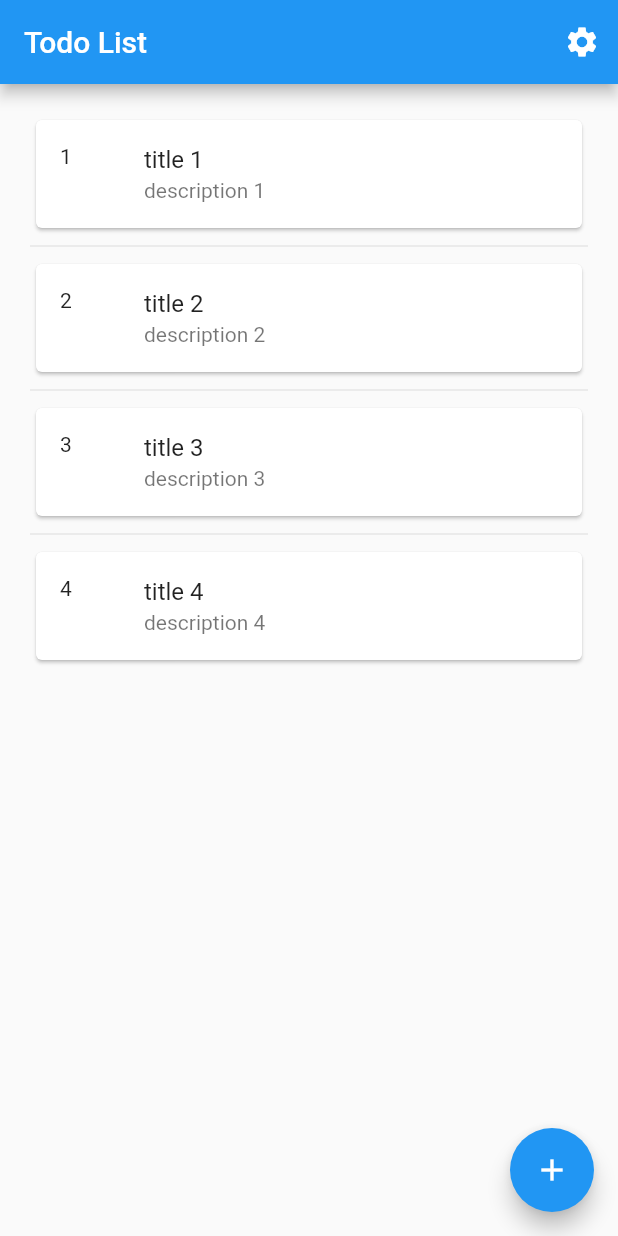
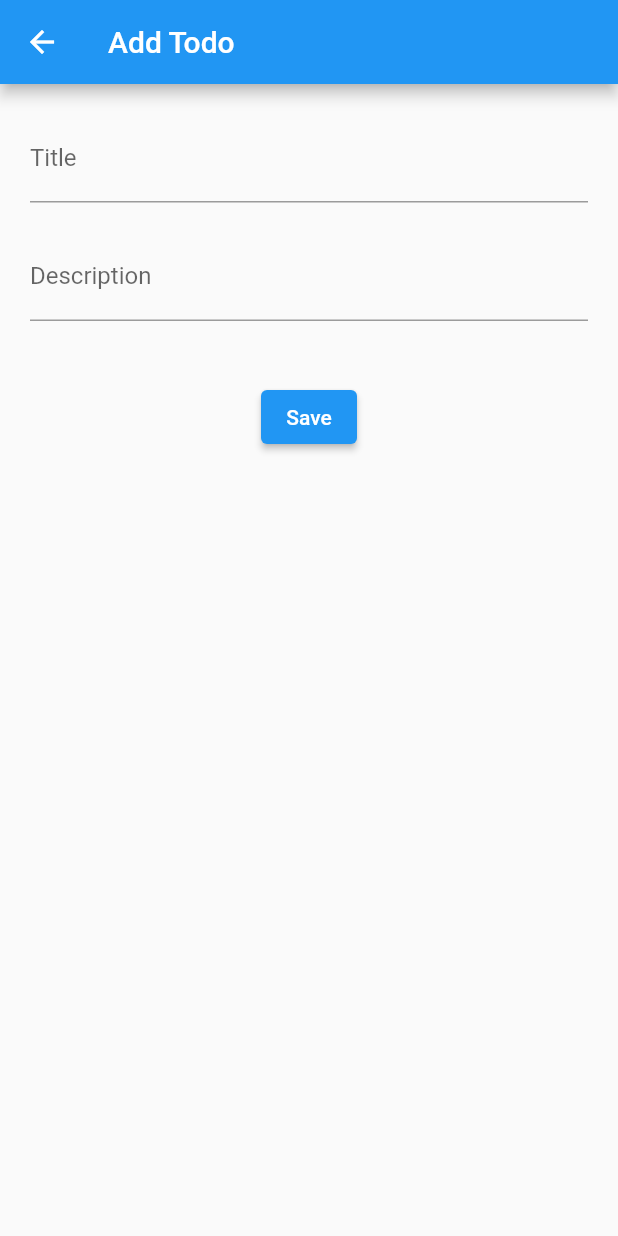
Before and after one commit to sarakisar97/todos_app, a Flutter app: the screen it shows after launch, after a tap on the "add" icon, on a phone screen of 412 x 824 dp. Run offline on Flutter 3.47's test engine with Material 2 defaults, Android fonts, the phone set to English and light mode, and no system bars; our stand-ins replace bloc, flutter_bloc, rxdart.

Commit message:
New features added 2

```diff
--- a/lib/app.dart
+++ b/lib/app.dart
@@ -1,7 +1,7 @@
 import 'package:flutter/material.dart';
 import 'package:flutter_bloc/flutter_bloc.dart';
 import 'package:todos_app/blocs/app_settings_cubit.dart';
-import 'package:todos_app/models/AppSettings.dart';
+import 'package:todos_app/models/app_settings.dart';
 import 'package:todos_app/views/my_home_page.dart';
 
 import 'blocs/todos_cubit.dart';
@@ -15,6 +15,7 @@ class App extends StatelessWidget {
       builder: (context, state) {
         return MaterialApp(
           title: 'Todo App',
+          debugShowCheckedModeBanner: false,
           theme: ThemeData(
             primarySwatch: Colors.blue,
             useMaterial3: state.useMaterial3,
--- a/lib/blocs/app_settings_cubit.dart
+++ b/lib/blocs/app_settings_cubit.dart
@@ -1,7 +1,7 @@
 import 'dart:ui';
 
 import 'package:bloc/bloc.dart';
-import 'package:todos_app/models/AppSettings.dart';
+import 'package:todos_app/models/app_settings.dart';
 
 class AppSettingsCubit extends Cubit<AppSettings>{
   AppSettingsCubit() : super(const AppSettings(false, Brightness.light));
--- a/lib/models/AppSettings.dart
+++ b/lib/models/app_settings.dart
@@ -1,5 +1,6 @@
-import 'dart:ui';
+import 'package:flutter/foundation.dart';
 
+@immutable
 class AppSettings{
   final bool useMaterial3;
   final Brightness themeBrightness;
--- a/lib/models/todo.dart
+++ b/lib/models/todo.dart
@@ -1,4 +1,9 @@
+
+import 'package:flutter/foundation.dart';
+
+@immutable
 class Todo{
+
   final int id;
   final String title;
   final String description;
--- a/lib/views/app_settings_page.dart
+++ b/lib/views/app_settings_page.dart
@@ -1,7 +1,7 @@
 import 'package:flutter/material.dart';
 import 'package:flutter_bloc/flutter_bloc.dart';
 import 'package:todos_app/blocs/app_settings_cubit.dart';
-import 'package:todos_app/models/AppSettings.dart';
+import 'package:todos_app/models/app_settings.dart';
 
 class AppSettingsPage extends StatelessWidget {
   const AppSettingsPage({Key? key}) : super(key: key);
--- a/lib/views/my_home_page.dart
+++ b/lib/views/my_home_page.dart
@@ -1,6 +1,9 @@
 import 'package:flutter/material.dart';
 import 'package:flutter_bloc/flutter_bloc.dart';
+import 'package:todos_app/blocs/search_bloc/search_bloc.dart';
 import 'package:todos_app/views/app_settings_page.dart';
+import 'package:todos_app/views/search_page.dart';
+import 'package:todos_app/views/todo_card_page.dart';
 
 import '../blocs/todos_cubit.dart';
 import '../models/todo.dart';
@@ -13,6 +16,9 @@ class MyHomePage extends StatelessWidget {
     return Scaffold(
       appBar: AppBar(
         title: const Text('Todo List'),
+        leading: IconButton(onPressed: () => Navigator.push(context, MaterialPageRoute(builder: (_) => BlocProvider(
+          create: (_) => SearchBloc(context.read<TodosCubit>().state),
+            child: const SearchPage()))), icon: const Icon(Icons.search),),
         actions: [
           IconButton(onPressed: () => Navigator.push(context, MaterialPageRoute(builder: (_) => const AppSettingsPage())), icon: const Icon(Icons.settings))
         ],
@@ -49,6 +55,11 @@ class MyHomePage extends StatelessWidget {
                         leading: Text(state[index].id.toString()),
                         title: Text(state[index].title),
                         subtitle: Text(state[index].description),
+                        trailing: IconButton(onPressed: () {
+                          Navigator.push(context, MaterialPageRoute(builder: (_) => BlocProvider.value(
+                            value: context.read<TodosCubit>(),
+                              child: TodoCardPage(todo: state[index]))));
+                        }, icon: const Icon(Icons.edit),),
                       ),
                     ),
                   );
@@ -60,7 +71,11 @@ class MyHomePage extends StatelessWidget {
         ),
       ),
       floatingActionButton: FloatingActionButton(
-        onPressed: () => context.read<TodosCubit>().addTodo(const Todo(4, 'title 4', 'description 4')),
+        onPressed: () {
+          Navigator.push(context, MaterialPageRoute(builder: (_) => BlocProvider.value(
+              value: context.read<TodosCubit>(),
+              child: const TodoCardPage())));
+        },
         tooltip: 'Add',
         child: const Icon(Icons.add),
       ),
--- /dev/null
+++ b/lib/views/todo_card_page.dart
@@ -0,0 +1,72 @@
+import 'package:flutter/material.dart';
+import 'package:flutter_bloc/flutter_bloc.dart';
+import 'package:todos_app/blocs/todos_cubit.dart';
+
+import '../models/todo.dart';
+
+class TodoCardPage extends StatelessWidget {
+  const TodoCardPage({Key? key, this.todo}) : super(key: key);
+
+  final Todo? todo;
+
+  @override
+  Widget build(BuildContext context) {
+    final formKey = GlobalKey<FormState>();
+    String? title;
+    String? description;
+    return Scaffold(
+      appBar: AppBar(
+        title: Text(todo == null ? 'Add Todo' : 'Edit Todo'),
+      ),
+      body: Padding(
+        padding: const EdgeInsets.all(20.0),
+        child: Form(
+          key: formKey,
+          child: Column(
+            children: [
+              TextFormField(
+                initialValue: todo?.title,
+                decoration: const InputDecoration(
+                  label: Text('Title')
+                ),
+                validator: (value) => _todoValidator(value),
+                onSaved: (value) => title = value,
+              ),
+              const SizedBox(height: 20.0),
+              TextFormField(
+                initialValue: todo?.description,
+                decoration: const InputDecoration(
+                    label: Text('Description')
+                ),
+                validator: (value) => _todoValidator(value),
+                onSaved: (value) => description = value,
+              ),
+              const SizedBox(height: 40.0),
+              ElevatedButton(onPressed: (){
+                if(formKey.currentState!.validate()){
+                  formKey.currentState!.save();
+                  if(todo != null){
+                    context.read<TodosCubit>().editTodo(Todo(todo!.id, title!, description!));
+                  }
+                  else{
+                    context.read<TodosCubit>().addTodo(title!, description!);
+                  }
+                  Navigator.pop(context);
+                }
+              }, child: const Text('Save')),
+            ],
+          ),
+        ),
+      ),
+    );
+  }
+
+  String? _todoValidator(String? value){
+    if(value == null || value.isEmpty){
+      return 'required';
+    }
+    else{
+      return null;
+    }
+  }
+}
--- a/pubspec.yaml
+++ b/pubspec.yaml
@@ -14,6 +14,7 @@ dependencies:
   cupertino_icons: ^1.0.2
   bloc: ^8.1.0
   flutter_bloc: ^8.1.1
+  rxdart: ^0.27.5
 
 dev_dependencies:
   flutter_test:
```
Also changed, not shown: lib/blocs/search_bloc/search_bloc.dart (added, +27 -0 lines), lib/blocs/search_bloc/search_event.dart (added, +10 -0 lines), lib/blocs/search_bloc/search_state.dart (added, +12 -0 lines), lib/blocs/todos_cubit.dart (+12 -2 lines), lib/views/search_page.dart (added, +41 -0 lines), pubspec.lock.
